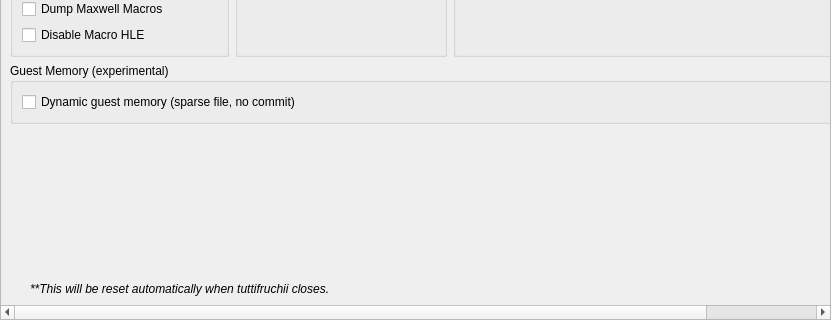
This is src/lichii/configuration/configure_debug.ui in codyrainy-bit/TuttiFruchii as Qt 5 draws it before an edit; both pictures show x 0 to 831 and y 440 to 760 of the 831 by 760 pixel window. The edited form follows.
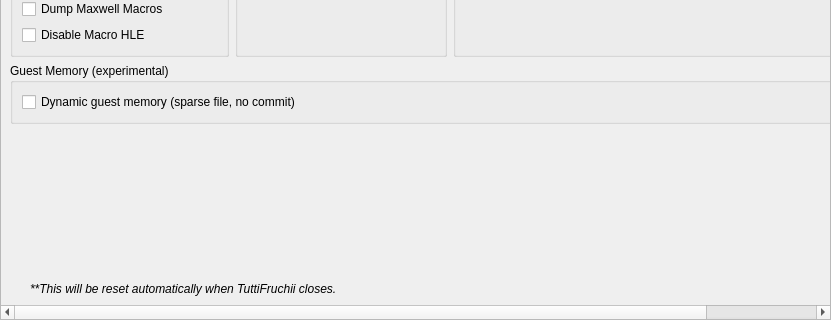
This is the edited form.

Commit message: branding: spell the product TuttiFruchii everywhere

```diff
--- a/src/lichii/configuration/configure_debug.ui
+++ b/src/lichii/configuration/configure_debug.ui
@@ -803,7 +803,7 @@
        </font>
       </property>
       <property name="text">
-    <string>**This will be reset automatically when tuttifruchii closes.</string>
+    <string>**This will be reset automatically when TuttiFruchii closes.</string>
       </property>
       <property name="indent">
        <number>20</number>
```
Left out of the diff: 4 changed lines with no effect on the pictures. The commit also changes 34 other files.
